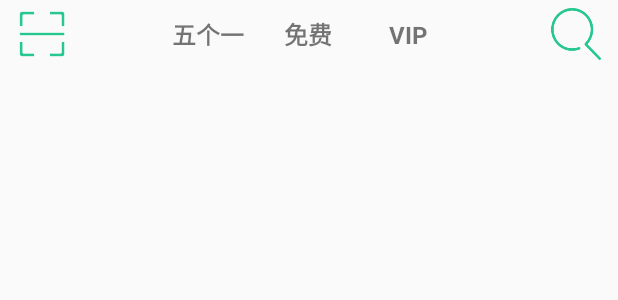
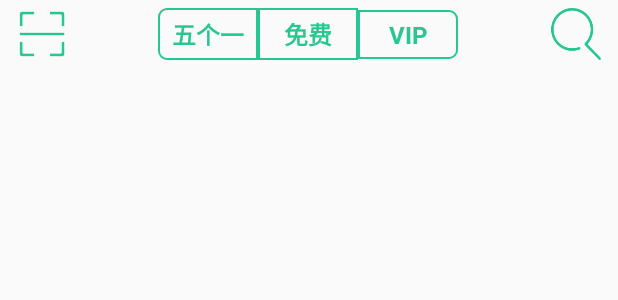
Before and after one commit to FlyKnight2016/YuDong, an Android app: the layout fragment_video.xml on its own in the app's theme, with its tools: preview values and no code run, on a phone screen of 412 x 824 dp. Shown: the top 300 px of the screen. Run offline under Robolectric (Android 15) with nearby library versions, the phone set to English and light mode, and no system bars.

Commit message:
上方导航添加了点击事件，改变颜色

```diff
--- /dev/null
+++ b/app/src/main/res/drawable/text_view_back_free.xml
@@ -0,0 +1,4 @@
+<?xml version="1.0" encoding="UTF-8"?>
+<shape xmlns:android="http://schemas.android.com/apk/res/android">
+    <solid android:color="@color/themeColor"/>
+</shape>
--- /dev/null
+++ b/app/src/main/res/drawable/text_view_border_51.xml
@@ -0,0 +1,12 @@
+<?xml version="1.0" encoding="UTF-8"?>
+<shape xmlns:android="http://schemas.android.com/apk/res/android">
+    <solid android:color="#00FFFFFF"/>
+    <stroke
+        android:width="1dp"
+        android:color="@color/themeColor"/>
+    <corners
+        android:bottomLeftRadius="5dp"
+        android:bottomRightRadius="0dp"
+        android:topLeftRadius="5dp"
+        android:topRightRadius="0dp"/>
+</shape>
--- /dev/null
+++ b/app/src/main/res/drawable/text_view_border_free.xml
@@ -0,0 +1,7 @@
+<?xml version="1.0" encoding="UTF-8"?>
+<shape xmlns:android="http://schemas.android.com/apk/res/android">
+    <solid android:color="#00FFFFFF"/>
+    <stroke
+        android:width="1dp"
+        android:color="@color/themeColor"/>
+</shape>
--- /dev/null
+++ b/app/src/main/res/drawable/text_view_border_vip.xml
@@ -0,0 +1,12 @@
+<?xml version="1.0" encoding="UTF-8"?>
+<shape xmlns:android="http://schemas.android.com/apk/res/android">
+    <solid android:color="#00FFFFFF"/>
+    <stroke
+        android:width="1dp"
+        android:color="@color/themeColor"/>
+    <corners
+        android:bottomLeftRadius="0dp"
+        android:bottomRightRadius="5dp"
+        android:topLeftRadius="0dp"
+        android:topRightRadius="5dp"/>
+</shape>
--- a/app/src/main/res/layout/fragment_video.xml
+++ b/app/src/main/res/layout/fragment_video.xml
@@ -27,15 +27,21 @@
 
 
         <TextView
+            android:id="@+id/tv_video_51"
             style="@style/Style_VideoGuideText"
-            android:text="五个一"/>
+            android:text="五个一"
+            android:background="@drawable/text_view_border_51"/>
 
         <TextView
+            android:id="@+id/tv_video_free"
             style="@style/Style_VideoGuideText"
+            android:background="@drawable/text_view_border_free"
             android:text="免费"/>
 
         <TextView
+            android:id="@+id/tv_video_vip"
             style="@style/Style_VideoGuideText"
+            android:background="@drawable/text_view_border_vip"
             android:text="VIP"/>
         <RelativeLayout
             android:layout_width="0dp"
--- a/app/src/main/res/values/styles.xml
+++ b/app/src/main/res/values/styles.xml
@@ -33,6 +33,7 @@
         <item name="android:textStyle">bold</item>
         <item name="android:padding">5dp</item>
         <item name="android:gravity">center</item>
+        <item name="android:textColor">@color/themeColor</item>
 
     </style>
 
```
Also changed, not shown: app/src/main/java/net/zgyejy/yudong/activity/HomeActivity.java (+11 -0 lines), app/src/main/java/net/zgyejy/yudong/fragment/VideoFragment.java (+70 -1 lines), app/src/main/res/drawable/text_view_back_51.xml (added, +9 -0 lines), app/src/main/res/drawable/text_view_back_vip.xml (added, +9 -0 lines).
